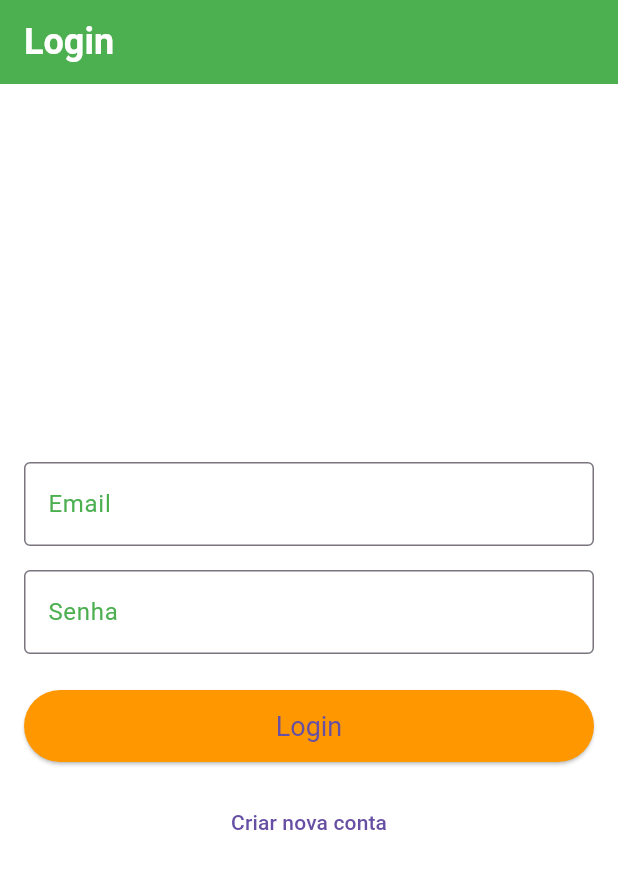
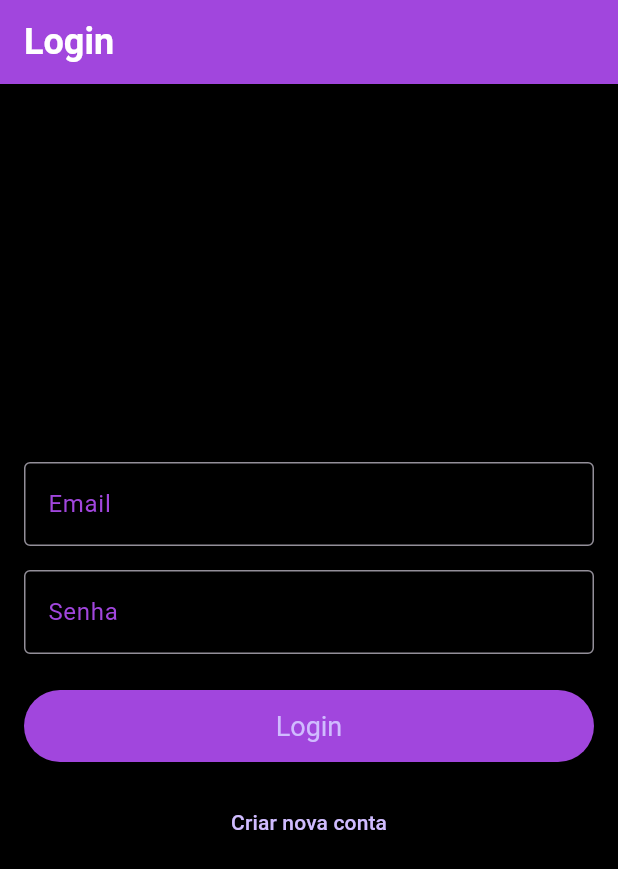
Before and after one commit to joaopamarall/lista_compras_compartilhada_flutter, a Flutter app: the screen it shows after launch, on a phone screen of 412 x 824 dp. Shown: the top 869 px of the screen. Run offline on Flutter 3.47's test engine with Material 3 defaults, Android fonts, the phone set to English and light mode, and no system bars; our stand-ins replace cloud_firestore, firebase_auth, firebase_core; accounts and stored records are empty.

Commit message:
upload.dart
fechamento do issues de design

```diff
--- a/lib/main.dart
+++ b/lib/main.dart
@@ -26,11 +26,11 @@ class MyApp extends StatelessWidget {
       child: MaterialApp(
         title: 'Shopping List',
         theme: ThemeData(
-          brightness: Brightness.light,
-          primaryColor: Colors.green[700],
-          scaffoldBackgroundColor: Colors.white,
+          brightness: Brightness.dark, // Definir o tema como escuro
+          primaryColor: const Color(0xFFA146DD), // Cor primária para os botões
+          scaffoldBackgroundColor: Colors.black, // Cor de fundo do Scaffold
           appBarTheme: const AppBarTheme(
-            color: Colors.green,
+            color: Color(0xFFA146DD), // Cor da AppBar
             titleTextStyle: TextStyle(
               fontSize: 24,
               fontWeight: FontWeight.bold,
@@ -38,20 +38,20 @@ class MyApp extends StatelessWidget {
             ),
           ),
           floatingActionButtonTheme: const FloatingActionButtonThemeData(
-            backgroundColor: Colors.orange,
+            backgroundColor: Color(0xFFA146DD), // Cor do botão flutuante
             foregroundColor: Colors.white,
           ),
           textTheme: const TextTheme(
-            bodyMedium: TextStyle(color: Colors.black87),
+            bodyMedium: TextStyle(color: Colors.white), // Texto em branco
             titleLarge: TextStyle(
               fontSize: 24,
               fontWeight: FontWeight.bold,
-              color: Colors.green,
+              color: Colors.white, // Cor do título
             ),
           ),
           elevatedButtonTheme: ElevatedButtonThemeData(
             style: ElevatedButton.styleFrom(
-              backgroundColor: Colors.orange,
+              backgroundColor: const Color(0xFFA146DD), // Cor dos botões
               textStyle: const TextStyle(fontSize: 18),
               padding: const EdgeInsets.symmetric(vertical: 12),
             ),
@@ -59,9 +59,9 @@ class MyApp extends StatelessWidget {
           inputDecorationTheme: const InputDecorationTheme(
             border: OutlineInputBorder(),
             focusedBorder: OutlineInputBorder(
-              borderSide: BorderSide(color: Colors.green),
+              borderSide: BorderSide(color: Color(0xFFA146DD)), // Cor da borda quando focado
             ),
-            labelStyle: TextStyle(color: Colors.green),
+            labelStyle: TextStyle(color: Color(0xFFA146DD)), // Cor do rótulo
           ),
         ),
         home: const AuthWrapper(),
@@ -69,6 +69,7 @@ class MyApp extends StatelessWidget {
     );
   }
 }
+
 
 class AuthWrapper extends StatelessWidget {
   const AuthWrapper({super.key});
```
